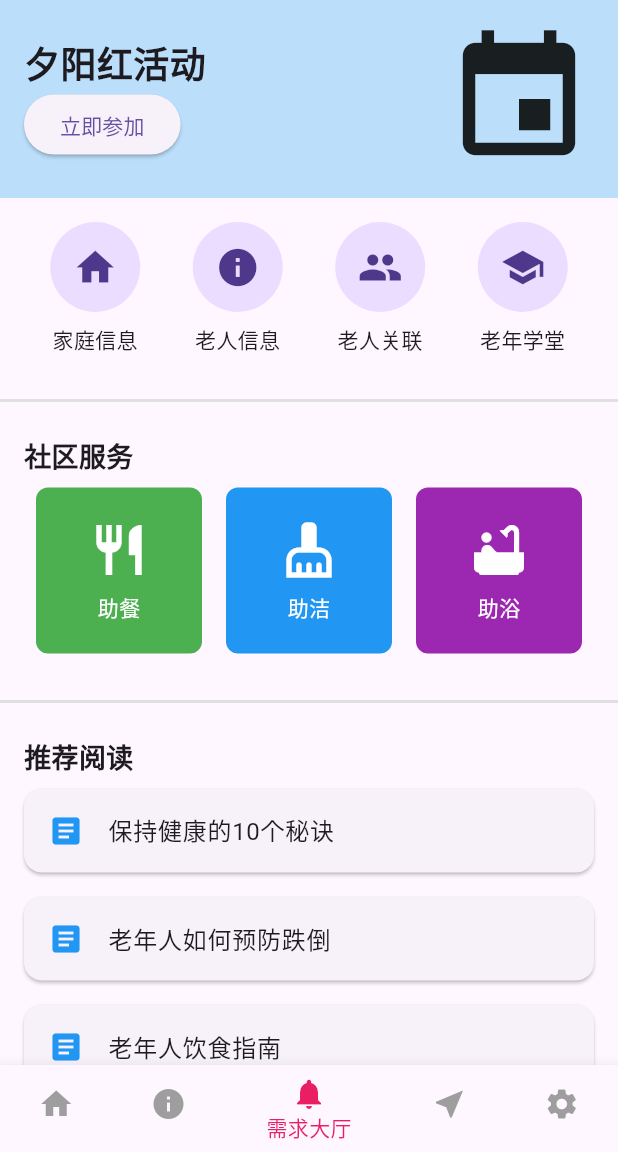
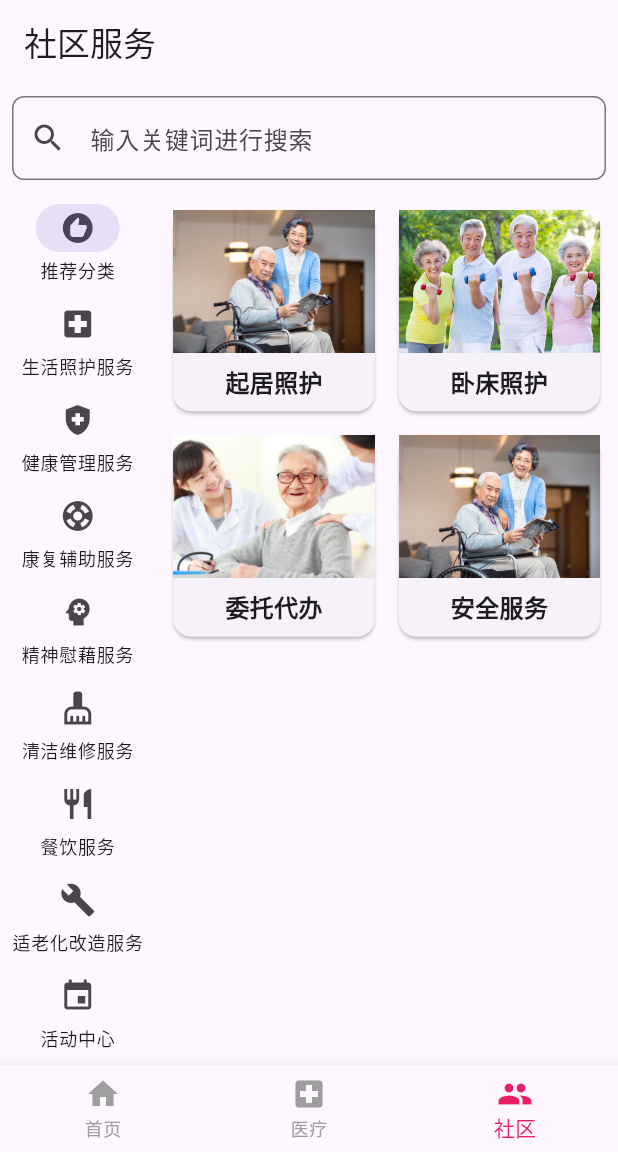
Before and after one commit to asdcao/ElderlyPeople, a Flutter app: the screen it shows after launch, item 3 of the bottom bar chosen, on a phone screen of 412 x 824 dp, the part 84-1236 px from its top. Run offline on Flutter 3.47's test engine with Material 3 defaults, Android fonts, the phone set to English and light mode, and no system bars; our stand-ins replace dio.

Commit message:
社区服务

```diff
--- /dev/null
+++ b/lib/CommunityPage.dart
@@ -0,0 +1,155 @@
+import 'package:flutter/material.dart';
+import 'package:dio/dio.dart';
+import 'CaregiverhirePage.dart';  // 引入新的页面
+
+class CommunityservicePage extends StatefulWidget {
+  @override
+  _CommunityservicePageState createState() => _CommunityservicePageState();
+}
+
+class _CommunityservicePageState extends State<CommunityservicePage> {
+  @override
+  Widget build(BuildContext context) {
+    return Scaffold(
+      appBar: AppBar(
+        title: Text('社区服务'),
+      ),
+      body: Column(
+        children: [
+          // 搜索栏
+          Padding(
+            padding: const EdgeInsets.all(8.0),
+            child: TextField(
+              decoration: InputDecoration(
+                hintText: '输入关键词进行搜索',
+                prefixIcon: Icon(Icons.search),
+                border: OutlineInputBorder(
+                  borderRadius: BorderRadius.circular(8.0),
+                ),
+              ),
+            ),
+          ),
+          Expanded(
+            child: Row(
+              children: [
+                // 侧边栏分类菜单
+                NavigationRail(
+                  selectedIndex: 0,
+                  onDestinationSelected: (int index) {
+                    // 更新页面内容
+                  },
+                  labelType: NavigationRailLabelType.all,
+                  destinations: [
+                    NavigationRailDestination(
+                      icon: Icon(Icons.recommend),
+                      selectedIcon: Icon(Icons.recommend),
+                      label: Text('推荐分类'),
+                    ),
+                    NavigationRailDestination(
+                      icon: Icon(Icons.local_hospital),
+                      selectedIcon: Icon(Icons.local_hospital),
+                      label: Text('生活照护服务'),
+                    ),
+                    NavigationRailDestination(
+                      icon: Icon(Icons.health_and_safety),
+                      selectedIcon: Icon(Icons.health_and_safety),
+                      label: Text('健康管理服务'),
+                    ),
+                    NavigationRailDestination(
+                      icon: Icon(Icons.support),
+                      selectedIcon: Icon(Icons.support),
+                      label: Text('康复辅助服务'),
+                    ),
+                    NavigationRailDestination(
+                      icon: Icon(Icons.psychology),
+                      selectedIcon: Icon(Icons.psychology),
+                      label: Text('精神慰藉服务'),
+                    ),
+                    NavigationRailDestination(
+                      icon: Icon(Icons.cleaning_services),
+                      selectedIcon: Icon(Icons.cleaning_services),
+                      label: Text('清洁维修服务'),
+                    ),
+                    NavigationRailDestination(
+                      icon: Icon(Icons.restaurant),
+                      selectedIcon: Icon(Icons.restaurant),
+                      label: Text('餐饮服务'),
+                    ),
+                    NavigationRailDestination(
+                      icon: Icon(Icons.build),
+                      selectedIcon: Icon(Icons.build),
+                      label: Text('适老化改造服务'),
+                    ),
+                    NavigationRailDestination(
+                      icon: Icon(Icons.event),
+                      selectedIcon: Icon(Icons.event),
+                      label: Text('活动中心'),
+                    ),
+                  ],
+                ),
+                // 主体内容
+                Expanded(
+                  child: Padding(
+                    padding: const EdgeInsets.all(8.0),
+                    child: GridView.count(
+                      crossAxisCount: 2,
+                      crossAxisSpacing: 8.0,
+                      mainAxisSpacing: 8.0,
+                      children: [
+                        _buildServiceCard('起居照护', 'assets/3.jpg', context), // 示例图片路径，请替换为实际图片路径
+                        _buildServiceCard('卧床照护', 'assets/1.jpg', context), // 示例图片路径，请替换为实际图片路径
+                        _buildServiceCard('委托代办', 'assets/2.jpg', context), // 示例图片路径，请替换为实际图片路径
+                        _buildServiceCard('安全服务', 'assets/3.jpg', context), // 示例图片路径，请替换为实际图片路径
+                      ],
+                    ),
+                  ),
+                ),
+              ],
+            ),
+          ),
+        ],
+      ),
+    );
+  }
+
+  void getHttp() async {
+    try {
+      Response response;
+      // 这里可以加入您的Dio请求逻辑
+    } catch (e) {
+      return print(e);
+    }
+  }
+
+  Widget _buildServiceCard(String title, String imagePath, BuildContext context) {
+    return GestureDetector(
+      onTap: () {
+        if (title == '起居照护') {
+          Navigator.push(
+            context,
+            MaterialPageRoute(builder: (context) => CaregiverHirePage()),
+          );
+        }
+      },
+      child: Card(
+        child: Column(
+          children: [
+            Expanded(
+              child: Image.asset(
+                imagePath,
+                fit: BoxFit.cover,
+              ),
+            ),
+            Padding(
+              padding: const EdgeInsets.all(8.0),
+              child: Text(
+                title,
+                style: TextStyle(fontSize: 16, fontWeight: FontWeight.bold),
+              ),
+            ),
+          ],
+        ),
+      ),
+    );
+  }
+}
--- /dev/null
+++ b/lib/MedicalPage.dart
@@ -0,0 +1,8 @@
+import 'package:flutter/material.dart';
+
+class MedicalPage extends StatelessWidget {
+  @override
+  Widget build(BuildContext context) {
+    return Center(child: Text('医疗'));
+  }
+}
--- a/lib/main.dart
+++ b/lib/main.dart
@@ -1,7 +1,7 @@
 import 'package:flutter/material.dart';
-import 'package:elderlypeople/FamilyInfoPage.dart';
-import 'package:elderlypeople/ElderlyInfoPage.dart';
-import 'package:elderlypeople/ElderlySchoolPage.dart'; // 添加这个导入
+import 'HomePage.dart';
+import 'MedicalPage.dart';
+import 'CommunityPage.dart';
 
 void main() {
   runApp(MyApp());
@@ -11,44 +11,29 @@
   @override
   Widget build(BuildContext context) {
     return MaterialApp(
-      home: HomePage(),
+      home: MainScreen(),
     );
   }
 }
 
-class HomePage extends StatefulWidget {
+class MainScreen extends StatefulWidget {
   @override
-  _HomePageState createState() => _HomePageState();
+  _MainScreenState createState() => _MainScreenState();
 }
 
-class _HomePageState extends State<HomePage> {
+class _MainScreenState extends State<MainScreen> {
   int _selectedIndex = 0;
+
+  static List<Widget> _pages = <Widget>[
+    HomePage(),
+    MedicalPage(),
+     CommunityservicePage(),
+  ];
 
   void _onItemTapped(int index) {
     setState(() {
       _selectedIndex = index;
     });
-  }
-
-  void _navigateToFamilyInfo(BuildContext context) {
-    Navigator.push(
-      context,
-      MaterialPageRoute(builder: (context) => FamilyInfoPage()),
-    );
-  }
-
-  void _navigateToElderlyInfo(BuildContext context) {
-    Navigator.push(
-      context,
-      MaterialPageRoute(builder: (context) => ElderlyInfoPage()),
-    );
-  }
-
-  void _navigateToElderlySchool(BuildContext context) {
-    Navigator.push(
-      context,
-      MaterialPageRoute(builder: (context) => ElderlySchoolPage()),
-    );
   }
 
   @override
@@ -69,67 +54,12 @@
           ),
         ],
       ),
-      body: SingleChildScrollView(
-        child: Column(
-          children: [
-            Container(
-              color: Colors.blue[100],
-              padding: EdgeInsets.all(16.0),
-              child: Row(
-                children: [
-                  Expanded(
-                    child: Column(
-                      crossAxisAlignment: CrossAxisAlignment.start,
-                      children: [
-                        Text(
-                          '夕阳红活动',
-                          style: TextStyle(
-                            fontSize: 24.0,
-                            fontWeight: FontWeight.bold),
-                        ),
-                        ElevatedButton(
-                          onPressed: () {},
-                          child: Text('立即参加'),
-                        ),
-                      ],
-                    ),
-                  ),
-                  Icon(Icons.event, size: 100.0), // 使用图标替代图片
-                ],
-              ),
-            ),
-            Padding(
-              padding: EdgeInsets.all(16.0),
-              child: GridView.count(
-                crossAxisCount: 4,
-                shrinkWrap: true,
-                physics: NeverScrollableScrollPhysics(),
-                children: [
-                  _buildGridItem(Icons.home, '家庭信息', () => _navigateToFamilyInfo(context)),
-                  _buildGridItem(Icons.info, '老人信息', () => _navigateToElderlyInfo(context)),
-                  _buildGridItem(Icons.group, '老人关联', () {}),
-                  _buildGridItem(Icons.school, '老年学堂', () => _navigateToElderlySchool(context)),
-                ],
-              ),
-            ),
-            Divider(thickness: 2, color: Colors.grey[300]),
-            _buildServiceSection('社区服务', [
-              _buildServiceItem(Icons.restaurant, '助餐', Colors.green),
-              _buildServiceItem(Icons.cleaning_services, '助洁', Colors.blue),
-              _buildServiceItem(Icons.bathtub, '助浴', Colors.purple),
-            ]),
-            Divider(thickness: 2, color: Colors.grey[300]),
-            _buildRecommendedArticlesSection(),
-          ],
-        ),
-      ),
+      body: _pages[_selectedIndex],
       bottomNavigationBar: BottomNavigationBar(
         items: [
-          BottomNavigationBarItem(icon: Icon(Icons.home), label: '主页'),
-          BottomNavigationBarItem(icon: Icon(Icons.info), label: '服务信息'),
-          BottomNavigationBarItem(icon: Icon(Icons.notifications), label: '需求大厅'),
-          BottomNavigationBarItem(icon: Icon(Icons.near_me), label: '附近'),
-          BottomNavigationBarItem(icon: Icon(Icons.settings), label: '设置'),
+          BottomNavigationBarItem(icon: Icon(Icons.home), label: '首页'),
+          BottomNavigationBarItem(icon: Icon(Icons.local_hospital), label: '医疗'),
+          BottomNavigationBarItem(icon: Icon(Icons.group), label: '社区'),
         ],
         currentIndex: _selectedIndex,
         selectedItemColor: Colors.pink,
@@ -138,99 +68,4 @@
       ),
     );
   }
-
-  Widget _buildGridItem(IconData icon, String title, void Function()? onTap) {
-    return GestureDetector(
-      onTap: onTap,
-      child: Column(
-        mainAxisSize: MainAxisSize.min,
-        children: [
-          CircleAvatar(
-            radius: 30.0,
-            child: Icon(icon, size: 30.0),
-          ),
-          SizedBox(height: 8.0),
-          Text(title, textAlign: TextAlign.center),
-        ],
-      ),
-    );
-  }
-
-  Widget _buildServiceItem(IconData icon, String title, Color color) {
-    return Container(
-      margin: EdgeInsets.all(8.0),
-      decoration: BoxDecoration(
-        color: color,
-        borderRadius: BorderRadius.circular(8.0),
-      ),
-      child: Center(
-        child: Column(
-          mainAxisSize: MainAxisSize.min,
-          children: [
-            Icon(icon, color: Colors.white, size: 40.0),
-            SizedBox(height: 8.0),
-            Text(title, style: TextStyle(color: Colors.white)),
-          ],
-        ),
-      ),
-    );
-  }
-
-  Widget _buildServiceSection(String title, List<Widget> items) {
-    return Padding(
-      padding: EdgeInsets.all(16.0),
-      child: Column(
-        crossAxisAlignment: CrossAxisAlignment.start,
-        children: [
-          Text(
-            title,
-            style: TextStyle(fontSize: 18.0, fontWeight: FontWeight.bold),
-          ),
-          GridView.count(
-            crossAxisCount: 3,
-            shrinkWrap: true,
-            physics: NeverScrollableScrollPhysics(),
-            children: items,
-          ),
-        ],
-      ),
-    );
-  }
-
-  Widget _buildRecommendedArticlesSection() {
-    final articles = [
-      '保持健康的10个秘诀',
-      '老年人如何预防跌倒',
-      '老年人饮食指南',
-      '老年人如何保持心理健康',
-      '老年人如何进行家庭锻炼',
-    ];
-
-    return Padding(
-      padding: EdgeInsets.all(16.0),
-      child: Column(
-        crossAxisAlignment: CrossAxisAlignment.start,
-        children: [
-          Text(
-            '推荐阅读',
-            style: TextStyle(fontSize: 18.0, fontWeight: FontWeight.bold),
-          ),
-          ListView.builder(
-            shrinkWrap: true,
-            physics: NeverScrollableScrollPhysics(),
-            itemCount: articles.length,
-            itemBuilder: (context, index) {
-              return Card(
-                margin: EdgeInsets.symmetric(vertical: 8.0),
-                child: ListTile(
-                  leading: Icon(Icons.article, color: Colors.blue),
-                  title: Text(articles[index]),
-                ),
-              );
-            },
-          ),
-        ],
-      ),
-    );
-  }
 }
```
Also changed, not shown: lib/CaregiverhirePage.dart (added, +75 -0 lines), lib/HomePage.dart (added, +185 -0 lines), lib/caregiver_need_page.dart (added, +98 -0 lines), pubspec.yaml (+11 -3 lines), assets/1.jpg (added), assets/2.jpg (added), assets/3.jpg (added), assets/hospital_image1.jpg (added), assets/hospital_image2.jpg (added), assets/hospital_image3.jpg (added), assets/jiankong1.jpg (added), assets/jiankong2.jpg (added), assets/jiankong3.jpg (added), pubspec.lock.
